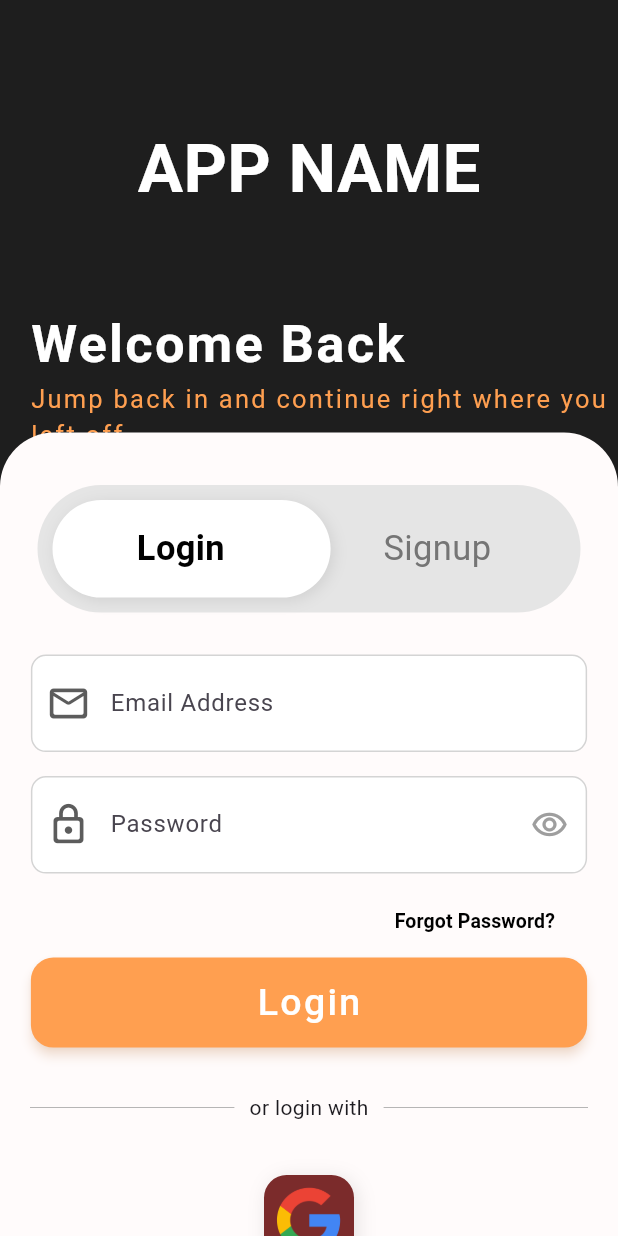
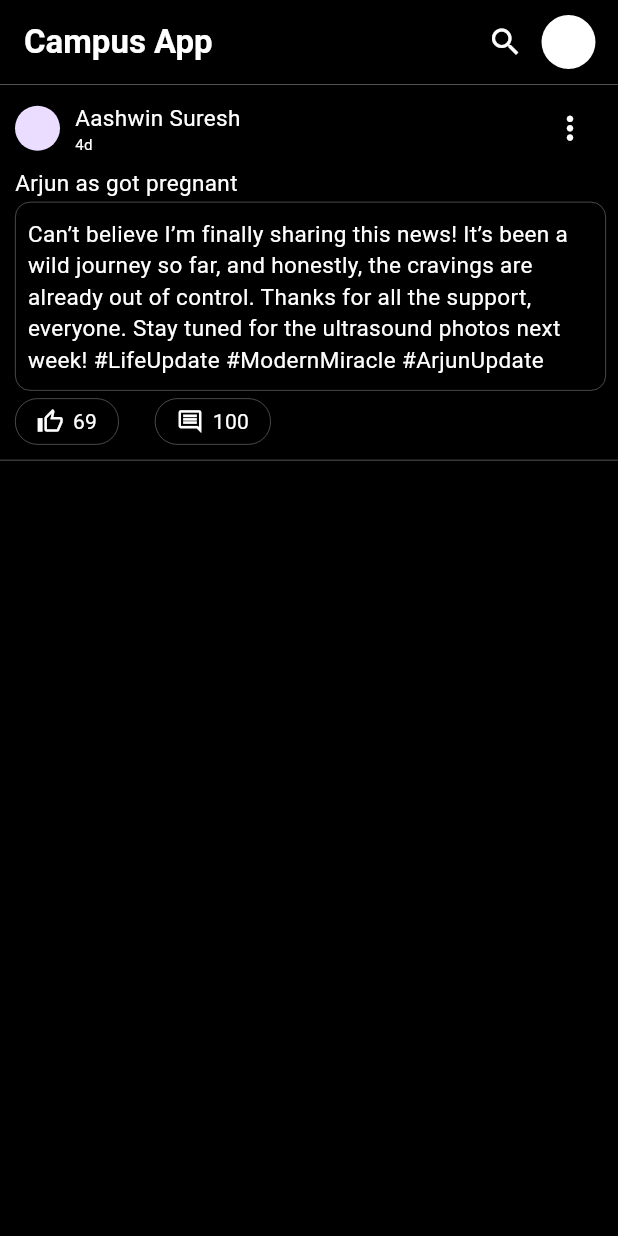
Before and after one commit to adithyan-manoj/mini_project, a Flutter app: the screen it shows after launch, on a phone screen of 412 x 824 dp. Run offline on Flutter 3.47's test engine with Material 3 defaults, Android fonts, the phone set to English and light mode, and no system bars.

Commit message:
Added community page with basic structure(no variables and backend added)

```diff
--- /dev/null
+++ b/campusapp/lib/core/commant_model.dart
@@ -0,0 +1,13 @@
+class CommentModel {
+  final String userName;
+  final String text;
+  final String profilePic;
+  final List<CommentModel> subComments; // The "Stack" logic
+
+  CommentModel({
+    required this.userName,
+    required this.text,
+    this.profilePic = "",
+    this.subComments = const [],
+  });
+}
--- a/campusapp/lib/main.dart
+++ b/campusapp/lib/main.dart
@@ -1,7 +1,9 @@
+import 'package:campusapp/pages/community_page.dart';
 import 'package:campusapp/pages/login_page.dart';
 //import 'package:campusapp/pages/study_page.dart';
 import 'package:flutter/material.dart';
 //import 'package:flutter/services.dart';
+//import 'package:google_fonts/google_fonts.dart';
 
 void main() {
   runApp(const MyApp());
@@ -15,8 +17,9 @@ class MyApp extends StatelessWidget {
 
     return MaterialApp(
       debugShowCheckedModeBanner: false,
-      home: LoginPage(),
+      //home: LoginPage(),
       // home: StudyPage(),
+      home: CommunityPage()
 
     );
   }
--- /dev/null
+++ b/campusapp/lib/pages/community_page.dart
@@ -0,0 +1,33 @@
+import 'package:campusapp/widgets/post_cards.dart';
+import 'package:flutter/material.dart';
+
+class CommunityPage extends StatelessWidget {
+  const CommunityPage({super.key});
+
+  @override
+  Widget build(BuildContext context) {
+    return Scaffold(
+      backgroundColor: Colors.black,
+      appBar: AppBar(
+        title: const Text('Campus App', style: TextStyle(
+          fontWeight: FontWeight.bold,
+          color: Colors.white
+        ),),
+        backgroundColor: const Color.fromARGB(255, 0, 0, 0),
+        actions: [
+          IconButton(onPressed: () {
+
+          }, icon: const Icon(Icons.search,color: Colors.white,),
+
+          ),
+          const CircleAvatar(radius: 18,backgroundColor: Colors.white,),
+          const SizedBox(width: 15,)
+        ],
+      ),
+      body:
+      ListView.builder(
+        itemCount: 1,
+        itemBuilder: (context, index) => PostCard(postId: 'id1',),),
+    );
+  }
+}
--- /dev/null
+++ b/campusapp/lib/widgets/post_cards.dart
@@ -0,0 +1,117 @@
+import 'package:campusapp/pages/post_details.dart';
+import 'package:flutter/material.dart';
+
+class PostCard extends StatelessWidget {
+  final bool isDetails;
+  String postId;
+  PostCard({super.key, this.isDetails = false, required this.postId});
+
+  @override
+  Widget build(BuildContext context) {
+    return Hero(
+      tag: postId,
+      child: Material(
+        color: Colors.transparent,
+        child: InkWell(
+          onTap: isDetails ? null : () {
+            Navigator.push(context, MaterialPageRoute(builder: (context) => PostDetailPage(postId: postId),));
+          },
+
+          child: Container(
+            padding: EdgeInsets.only(top: 5, bottom: 10, right: 8, left: 10),
+            //height: MediaQuery.of(context).size.height * 0.15,
+            width: MediaQuery.of(context).size.width,
+            decoration: BoxDecoration(
+              //color: Colors.white,
+              border: isDetails? null : Border.symmetric(
+                horizontal: BorderSide(
+                  color: const Color.fromARGB(255, 110, 110, 110),
+                  width: .5,
+                ),
+              ),
+            ),
+            child: Column(
+              crossAxisAlignment: CrossAxisAlignment.start,
+              children: [
+                Row(
+                  children: [
+                    const CircleAvatar(
+                      radius: 15,
+                      // add image
+                    ),
+                    const SizedBox(width: 10),
+                    const Expanded(
+                      child: Column(
+                        crossAxisAlignment: CrossAxisAlignment.start,
+                        children: [
+                          Text(
+                            "Aashwin Suresh",
+                            style: TextStyle(color: Colors.white, fontSize: 15),
+                          ),
+                          Text(
+                            "4d",
+                            style: TextStyle(color: Colors.white, fontSize: 10),
+                          ),
+                        ],
+                      ),
+                    ),
+                    IconButton(
+                      onPressed: () {},
+                      icon: Icon(Icons.more_vert, color: Colors.white, size: 25),
+                    ),
+                  ],
+                ),
+                SizedBox(height: 2),
+                const Text(
+                  'Arjun as got pregnant',
+                  style: TextStyle(color: Colors.white, fontSize: 15),
+                ),
+                SizedBox(height: 2),
+                Container(
+                  padding: EdgeInsets.symmetric(horizontal: 8, vertical: 10),
+                  child: Text("Can’t believe I’m finally sharing this news! It’s been a wild journey so far, and honestly, the cravings are already out of control. Thanks for all the support, everyone. Stay tuned for the ultrasound photos next week! #LifeUpdate #ModernMiracle #ArjunUpdate",style: TextStyle(color: Colors.white, fontSize: 15)),
+                  decoration: BoxDecoration(
+                    border: Border.all(
+                      color: const Color.fromARGB(96, 255, 255, 255),
+                      width: 0.5
+                    ),
+                    borderRadius: BorderRadius.circular(10)
+                  ),
+                ),
+                SizedBox(height: 5,),
+                Row(
+                  children: [
+                    _interactionButton(Icons.thumb_up_alt_outlined, '69'),
+                    const SizedBox(width: 24),
+                    _interactionButton(Icons.comment_outlined, "100"),
+                  ],
+                )
+              ],
+            ),
+          ),
+        ),
+      ),
+    );
+
+  }Widget _interactionButton(IconData icon, String label) {
+    return Container(
+      padding: EdgeInsets.symmetric(horizontal: 14,vertical: 5),
+      decoration: BoxDecoration(
+        border: Border.all(
+                color: const Color.fromARGB(96, 255, 255, 255),
+                width: 0.5
+              ),
+              borderRadius: BorderRadius.circular(15)
+      ),
+      child: Row(
+        children: [
+          Icon(icon, size: 18, color: Colors.white),
+          const SizedBox(width: 6),
+          Text(label, style: const TextStyle(color:  Colors.white)),
+
+        ],
+      ),
+    );
+  }
+
+}
```
Also changed, not shown: campusapp/lib/core/app_colors.dart (added, +9 -0 lines), campusapp/lib/pages/post_details.dart (added, +130 -0 lines).
